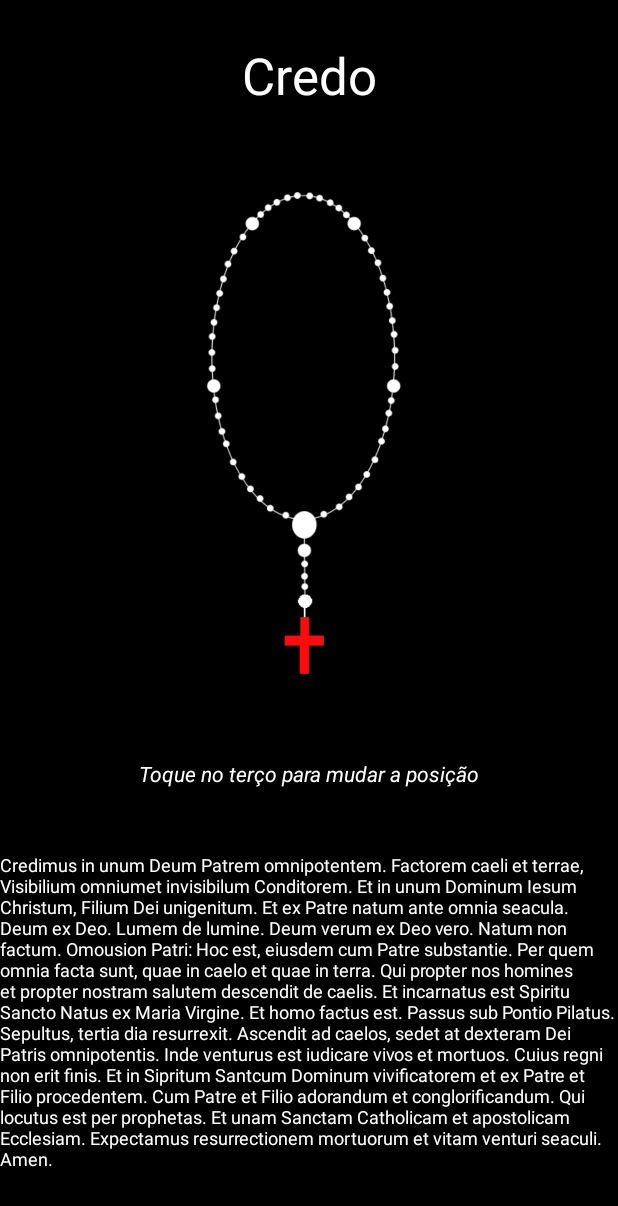
After one commit to athauanmarques/ChistusVeritaqueVia, an Android app: the CreioActivity screen opened directly, with no data from a screen before it, on a phone screen of 412 x 824 dp. The commit adds this screen. Shown: the top 1206 px of the screen. Run offline under Robolectric (Android 15) with nearby library versions, the phone set to English and light mode, and no system bars.

Commit message:
Implementar o terço Interface e funcionalidade Sem terço Virtual

```diff
--- a/app/src/main/AndroidManifest.xml
+++ b/app/src/main/AndroidManifest.xml
@@ -9,6 +9,7 @@
         android:roundIcon="@mipmap/ic_launcher_round"
         android:supportsRtl="true"
         android:theme="@style/AppTheme">
+        <activity android:name=".Activity.CreioActivity"></activity>
         <activity android:name=".Activity.SalveRainhaActivity" />
         <activity android:name=".Activity.AgradecimentoActivity" />
         <activity android:name=".Activity.TercoActivity" />
--- /dev/null
+++ b/app/src/main/java/com/example/tercochistusveritaquevia/Activity/CreioActivity.java
@@ -0,0 +1,94 @@
+package com.example.tercochistusveritaquevia.Activity;
+
+import androidx.appcompat.app.AppCompatActivity;
+
+import android.content.Intent;
+import android.os.Bundle;
+import android.view.View;
+import android.widget.Button;
+import android.widget.ImageView;
+import android.widget.TextView;
+
+import com.example.tercochistusveritaquevia.R;
+import com.example.tercochistusveritaquevia.controle.AtribuirTexto;
+
+public class CreioActivity extends AppCompatActivity {
+
+    AtribuirTexto atribuirLT = new AtribuirTexto();
+    private ImageView imgTerco2;
+    private Button bntTercoMT2;
+    private TextView txtTitulo2, txtOracao2, txtSub2;
+
+    @Override
+    protected void onCreate(Bundle savedInstanceState) {
+        super.onCreate(savedInstanceState);
+        setContentView(R.layout.activity_creio);
+
+        imgTerco2 = findViewById(R.id.imgTerco2);
+        bntTercoMT2 = findViewById(R.id.bntMisterio2);
+        txtTitulo2 = findViewById(R.id.txtTituloOracao2);
+        txtOracao2 = findViewById(R.id.txtOracao2);
+        txtSub2 = findViewById(R.id.txtSub2);
+        controleExibicaoLT();
+    }
+
+    protected void onRestart(){
+        super.onRestart();
+
+        imgTerco2 = findViewById(R.id.imgTerco2);
+        bntTercoMT2 = findViewById(R.id.bntMisterio2);
+        txtTitulo2 = findViewById(R.id.txtTituloOracao2);
+        txtOracao2 = findViewById(R.id.txtOracao2);
+        txtSub2 = findViewById(R.id.txtSub2);
+        controleExibicaoLT();
+
+    }
+
+    public void controleExibicaoLT() {
+        imgTerco2.setOnClickListener(new View.OnClickListener() {
+            @Override
+            public void onClick(View v) {
+                atualizarTextoLT();
+            }
+        });
+
+        bntTercoMT2.setOnClickListener(new View.OnClickListener() {
+            @Override
+            public void onClick(View v) {
+                Intent intent = new Intent(CreioActivity.this, AgradecimentoActivity.class);
+                startActivity(intent);
+            }
+        });
+    }
+
+    public void atualizarTextoLT() {
+        atribuirLT.executarTerco();
+        //mudar tamnho de letras
+        txtTitulo2.setTextSize(34);
+        txtSub2.setTextSize(14);
+        txtOracao2.setTextSize(14);
+        //atribuir Orações
+        txtTitulo2.setText(atribuirLT.getTitulo());
+        txtSub2.setText(atribuirLT.getSubTitulo());
+        imgTerco2.setImageResource(atribuirLT.getImg());
+        txtOracao2.setText(atribuirLT.getOracao());
+        //Exbir e  esconder subTexto
+        if (atribuirLT.getExibirComponente() == 2) {
+            txtSub2.setVisibility(View.GONE);
+            if (atribuirLT.getExibirBotao() == 2){
+                bntTercoMT2.setVisibility(View.VISIBLE);
+            }
+        } else {
+            txtSub2.setVisibility(View.VISIBLE);
+        }
+    }
+
+
+
+
+
+
+
+
+
+}
--- a/app/src/main/java/com/example/tercochistusveritaquevia/Activity/SelecaoActivity.java
+++ b/app/src/main/java/com/example/tercochistusveritaquevia/Activity/SelecaoActivity.java
@@ -12,6 +12,7 @@ import com.example.tercochistusveritaquevia.controle.AtribuirTexto;
 import com.example.tercochistusveritaquevia.controle.ProgressoTerco;
 
 public class SelecaoActivity extends AppCompatActivity {
+    ProgressoTerco reiniciarTerco = new ProgressoTerco();
     @Override
     protected void onCreate(Bundle savedInstanceState) {
         super.onCreate(savedInstanceState);
@@ -24,10 +25,13 @@ public class SelecaoActivity extends AppCompatActivity {
 
     }
     public void abrirTercoPortugues(View view){
+        reiniciarTerco.zerarTerco();
+        AtribuirTexto.setTipoIdioma(false);
         Intent tercoOferencimento = new Intent(this, OferecimentoActivity.class);
         startActivity(tercoOferencimento);
     }
     public void abrirTercoLatim(View view){
+        reiniciarTerco.zerarTerco();
         AtribuirTexto.setTipoIdioma(true);
         Intent tercoOferencimento = new Intent(this, OferecimentoActivity.class);
         startActivity(tercoOferencimento);
--- /dev/null
+++ b/app/src/main/res/layout/activity_creio.xml
@@ -0,0 +1,81 @@
+<?xml version="1.0" encoding="utf-8"?>
+<androidx.constraintlayout.widget.ConstraintLayout xmlns:android="http://schemas.android.com/apk/res/android"
+    xmlns:app="http://schemas.android.com/apk/res-auto"
+    xmlns:tools="http://schemas.android.com/tools"
+    android:layout_width="match_parent"
+    android:layout_height="match_parent"
+    tools:context=".Activity.CreioActivity">
+
+    <TextView
+        android:id="@+id/txtTituloOracao2"
+        android:layout_width="wrap_content"
+        android:layout_height="wrap_content"
+        android:layout_marginBottom="16dp"
+        android:text="@string/lblCreioTituloLT"
+        android:textAppearance="@style/TextAppearance.AppCompat.Display1"
+        app:layout_constraintBottom_toTopOf="@+id/txtSub2"
+        app:layout_constraintEnd_toEndOf="parent"
+        app:layout_constraintStart_toStartOf="parent"
+        app:layout_constraintTop_toTopOf="parent"
+        app:layout_constraintVertical_bias="0.13" />
+
+    <TextView
+        android:id="@+id/txtAjuda2"
+        android:layout_width="wrap_content"
+        android:layout_height="wrap_content"
+        android:layout_marginBottom="16dp"
+        android:text="@string/lblDicaTercoPosicao"
+        android:textStyle="italic"
+        app:layout_constraintBottom_toTopOf="@+id/txtOracao2"
+        app:layout_constraintEnd_toEndOf="parent"
+        app:layout_constraintStart_toStartOf="parent"
+        app:layout_constraintTop_toBottomOf="@+id/imgTerco2" />
+
+    <TextView
+        android:id="@+id/txtSub2"
+        android:layout_width="wrap_content"
+        android:layout_height="wrap_content"
+        android:layout_marginBottom="16dp"
+        android:text="@string/lblIncioSubTitulo"
+        android:visibility="gone"
+        app:layout_constraintBottom_toTopOf="@+id/imgTerco2"
+        app:layout_constraintEnd_toEndOf="parent"
+        app:layout_constraintStart_toStartOf="parent"
+        app:layout_constraintTop_toBottomOf="@+id/txtTituloOracao2" />
+
+    <TextView
+        android:id="@+id/txtOracao2"
+        android:layout_width="wrap_content"
+        android:layout_height="wrap_content"
+        android:layout_marginBottom="16dp"
+        android:text="@string/lblCreioLT"
+        android:textSize="12sp"
+        app:layout_constraintBottom_toTopOf="@+id/bntMisterio2"
+        app:layout_constraintEnd_toEndOf="parent"
+        app:layout_constraintStart_toStartOf="parent"
+        app:layout_constraintTop_toBottomOf="@+id/txtAjuda2" />
+
+    <ImageView
+        android:id="@+id/imgTerco2"
+        android:layout_width="236dp"
+        android:layout_height="347dp"
+        android:layout_marginBottom="16dp"
+        app:layout_constraintBottom_toTopOf="@+id/txtAjuda2"
+        app:layout_constraintEnd_toEndOf="parent"
+        app:layout_constraintHorizontal_bias="0.497"
+        app:layout_constraintStart_toStartOf="parent"
+        app:layout_constraintTop_toBottomOf="@+id/txtSub2"
+        app:srcCompat="@drawable/p0" />
+
+    <Button
+        android:id="@+id/bntMisterio2"
+        android:layout_width="177dp"
+        android:layout_height="48dp"
+        android:background="@color/colorPrimary"
+        android:text="@string/bntMisterio"
+        android:visibility="gone"
+        app:layout_constraintBottom_toBottomOf="parent"
+        app:layout_constraintEnd_toEndOf="parent"
+        app:layout_constraintStart_toStartOf="parent"
+        app:layout_constraintTop_toBottomOf="@+id/txtOracao2" />
+</androidx.constraintlayout.widget.ConstraintLayout>
```
Also changed, not shown: app/src/main/java/com/example/tercochistusveritaquevia/Activity/OferecimentoActivity.java (+9 -2 lines), app/src/main/java/com/example/tercochistusveritaquevia/Activity/SalveRainhaActivity.java (+14 -0 lines), app/src/main/java/com/example/tercochistusveritaquevia/Activity/TercoActivity.java (+8 -3 lines), app/src/main/java/com/example/tercochistusveritaquevia/controle/AtribuirTexto.java (+4 -6 lines), app/src/main/java/com/example/tercochistusveritaquevia/controle/ProgressoTerco.java (+6 -2 lines), app/src/main/res/layout/activity_salve_rainha.xml (+5 -5 lines), app/src/main/res/values/strings.xml (+5 -5 lines).
